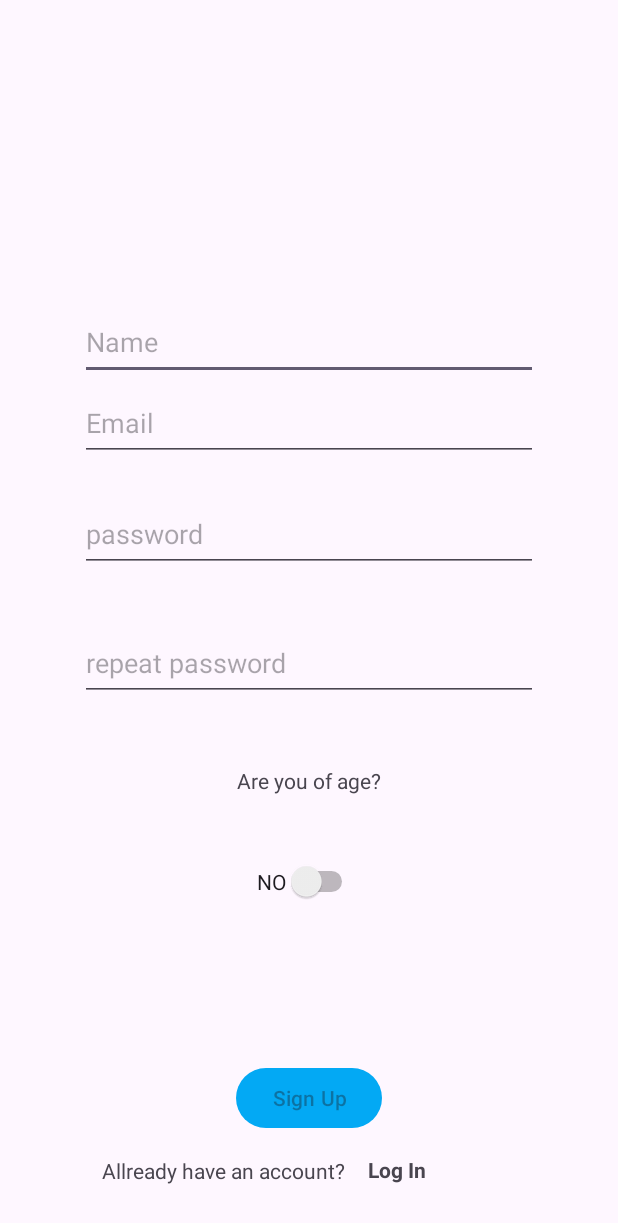
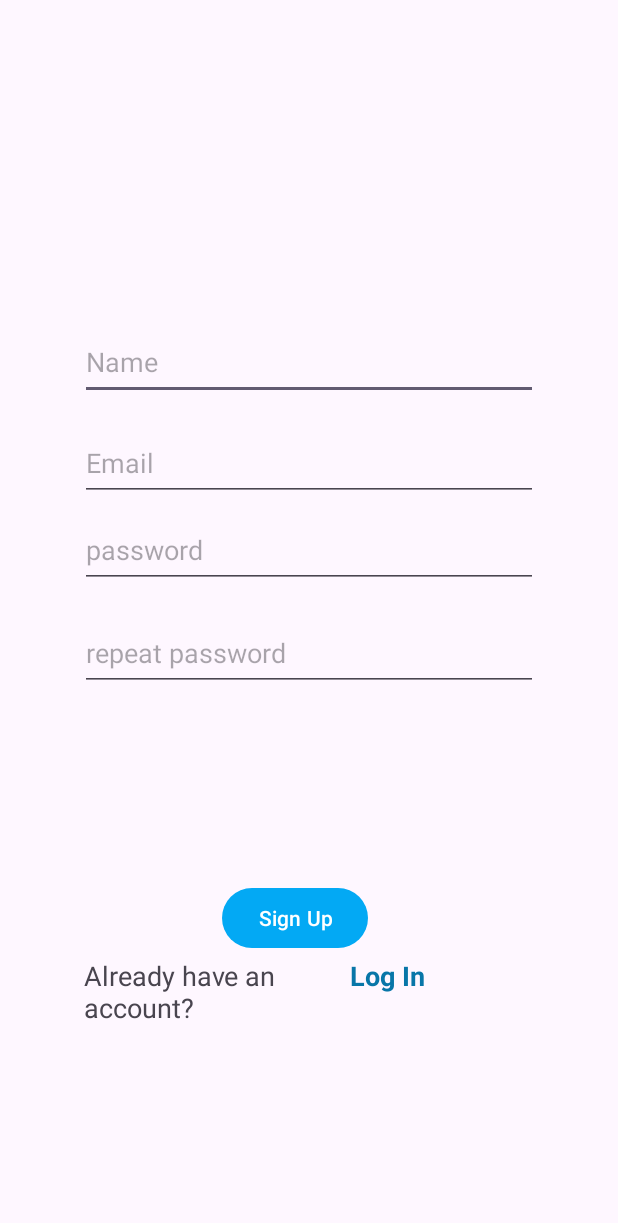
Before and after one commit to Ania4836/Vaccination-Project, an Android app: the RegisterActivity screen opened directly, with no data from a screen before it, on a phone screen of 412 x 824 dp. Shown: the top 1223 px of the screen. Run offline under Robolectric (Android 15) with nearby library versions, the light colour scheme and no system bars; our stand-ins replace Firebase (no records; nobody signed in at launch, a user with empty details on screens opened directly).

Commit message:
calendar test1

```diff
--- a/app/build.gradle.kts
+++ b/app/build.gradle.kts
@@ -35,6 +35,7 @@ android {
 
 dependencies {
 
+
     implementation(libs.androidx.core.ktx)
     implementation(libs.androidx.appcompat)
     implementation(libs.material)
@@ -46,4 +47,5 @@ dependencies {
     androidTestImplementation(libs.androidx.junit)
     androidTestImplementation(libs.androidx.espresso.core)
     implementation(platform("com.google.firebase:firebase-bom:32.8.0"))
+
 }
--- a/app/src/main/java/com/example/vaccination_project/RegisterActivity.kt
+++ b/app/src/main/java/com/example/vaccination_project/RegisterActivity.kt
@@ -31,15 +31,6 @@ class RegisterActivity : BaseActivity() {
 
 
         var registerButton: Button = findViewById(R.id.registerButton)
-        registerButton.isEnabled = false
-
-        val switchView = findViewById<Switch>(R.id.ageSwitch)
-        switchView.setOnCheckedChangeListener { _, isChecked ->
-            registerButton.isEnabled = isChecked
-            switchView.text = "YES"
-            if (!isChecked)
-                switchView.text = "NO"
-        }
 
 
         inputEmail = findViewById(R.id.inputLEmaill)
--- /dev/null
+++ b/app/src/main/res/layout/activity_custom_calendar.xml
@@ -0,0 +1,5 @@
+<?xml version="1.0" encoding="utf-8"?>
+<androidx.recyclerview.widget.RecyclerView xmlns:android="http://schemas.android.com/apk/res/android"
+    android:id="@+id/recyclerViewCalendar"
+    android:layout_width="match_parent"
+    android:layout_height="match_parent" />
--- a/app/src/main/res/layout/activity_register.xml
+++ b/app/src/main/res/layout/activity_register.xml
@@ -14,7 +14,7 @@
         android:ems="10"
         android:hint="Name"
         android:inputType="textPersonName"
-        app:layout_constraintBottom_toTopOf="@+id/registerButton"
+        app:layout_constraintBottom_toBottomOf="parent"
         app:layout_constraintEnd_toEndOf="parent"
         app:layout_constraintStart_toStartOf="parent"
         app:layout_constraintTop_toBottomOf="@+id/frameLayout"
@@ -28,16 +28,17 @@
         android:ems="10"
         android:hint="Email"
         android:inputType="textPersonName"
-        app:layout_constraintBottom_toBottomOf="@+id/inputPassword2"
+        app:layout_constraintBottom_toBottomOf="parent"
         app:layout_constraintEnd_toEndOf="parent"
         app:layout_constraintStart_toStartOf="parent"
-        app:layout_constraintTop_toBottomOf="@+id/frameLayout" />
+        app:layout_constraintTop_toBottomOf="@+id/frameLayout"
+        app:layout_constraintVertical_bias="0.17" />
 
     <EditText
         android:id="@+id/inputPassword2"
         android:layout_width="305dp"
         android:layout_height="50dp"
-        android:layout_marginTop="24dp"
+        android:layout_marginTop="8dp"
         android:ems="10"
         android:hint="password"
         android:inputType="textPersonName|textWebPassword"
@@ -62,11 +63,37 @@
         android:id="@+id/registerButton"
         android:layout_width="wrap_content"
         android:layout_height="wrap_content"
-        android:layout_marginBottom="68dp"
+        android:layout_marginBottom="188dp"
         android:text="Sign Up"
         app:backgroundTint="#03A9F4"
         app:layout_constraintBottom_toBottomOf="parent"
         app:layout_constraintEnd_toEndOf="parent"
+        app:layout_constraintHorizontal_bias="0.471"
+        app:layout_constraintStart_toStartOf="parent" />
+
+    <TextView
+        android:id="@+id/textView3"
+        android:layout_width="100dp"
+        android:layout_height="50dp"
+        android:layout_marginStart="8dp"
+        android:layout_marginBottom="136dp"
+        android:onClick="goToLogin"
+        android:textSize="18sp"
+        android:text="Log In"
+        android:textStyle="bold"
+        android:textColor="#0876A8"
+        app:layout_constraintBottom_toBottomOf="parent"
+        app:layout_constraintStart_toEndOf="@+id/textView2" />
+
+    <TextView
+        android:id="@+id/textView2"
+        android:layout_width="169dp"
+        android:layout_height="50dp"
+        android:layout_marginStart="56dp"
+        android:layout_marginBottom="136dp"
+        android:textSize="18sp"
+        android:text="Already have an account?"
+        app:layout_constraintBottom_toBottomOf="parent"
         app:layout_constraintStart_toStartOf="parent" />
 
     <FrameLayout
@@ -98,49 +125,5 @@
             />
     </FrameLayout>
 
-    <TextView
-        android:id="@+id/textView2"
-        android:layout_width="169dp"
-        android:layout_height="37dp"
-        android:layout_marginStart="68dp"
-        android:layout_marginBottom="16dp"
-        android:text="Allready have an account?"
-        app:layout_constraintBottom_toBottomOf="parent"
-        app:layout_constraintStart_toStartOf="parent" />
-
-    <TextView
-        android:id="@+id/textView3"
-        android:layout_width="188dp"
-        android:layout_height="38dp"
-        android:layout_marginStart="8dp"
-        android:layout_marginBottom="16dp"
-        android:onClick="goToLogin"
-        android:text="Log In"
-        android:textStyle="bold"
-        app:layout_constraintBottom_toBottomOf="parent"
-        app:layout_constraintStart_toEndOf="@+id/textView2" />
-
-    <Switch
-        android:id="@+id/ageSwitch"
-        android:layout_width="wrap_content"
-        android:layout_height="wrap_content"
-        android:text="NO"
-        app:layout_constraintBottom_toTopOf="@+id/registerButton"
-        app:layout_constraintEnd_toEndOf="parent"
-        app:layout_constraintHorizontal_bias="0.498"
-        app:layout_constraintStart_toStartOf="parent"
-        app:layout_constraintTop_toBottomOf="@+id/inputPassword2repeat" />
-
-    <TextView
-        android:id="@+id/textViewAge"
-        android:layout_width="wrap_content"
-        android:layout_height="wrap_content"
-        android:text="Are you of age?"
-        app:layout_constraintBottom_toTopOf="@+id/ageSwitch"
-        app:layout_constraintEnd_toEndOf="parent"
-        app:layout_constraintStart_toStartOf="parent"
-        app:layout_constraintTop_toBottomOf="@+id/inputPassword2repeat" />
-
-
 
 </androidx.constraintlayout.widget.ConstraintLayout>
```
Also changed, not shown: app/src/main/AndroidManifest.xml (+8 -0 lines), app/src/main/java/com/example/vaccination_project/CalendarAdapter.kt (added, +29 -0 lines), app/src/main/java/com/example/vaccination_project/CustomCalendarActivity.kt (added, +30 -0 lines), app/src/main/java/com/example/vaccination_project/MainActivity.kt (+27 -35 lines), app/src/main/java/com/example/vaccination_project/MenuActivity.kt (+33 -1 lines), app/src/main/java/com/example/vaccination_project/ScheduleActivity.kt (added, +48 -0 lines), app/src/main/res/layout/activity_main.xml (+45 -41 lines), app/src/main/res/layout/activity_menu.xml (added, +39 -0 lines), app/src/main/res/layout/activity_schedule.xml (added, +31 -0 lines), app/src/main/res/drawable/vaccination.png (added).
